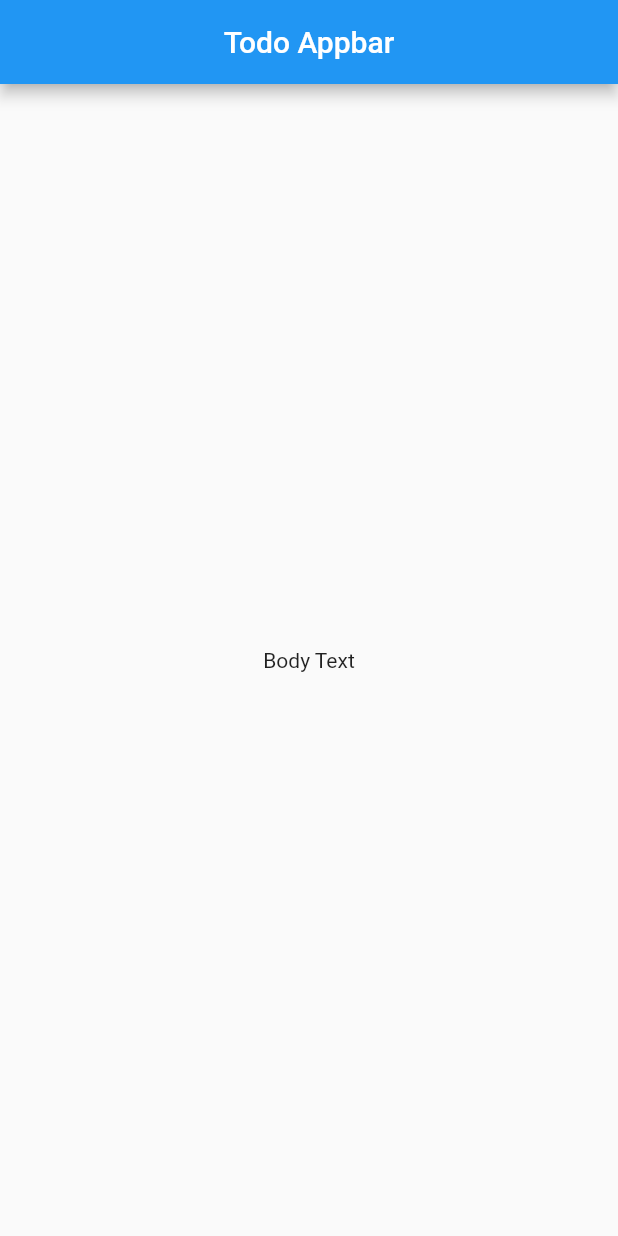
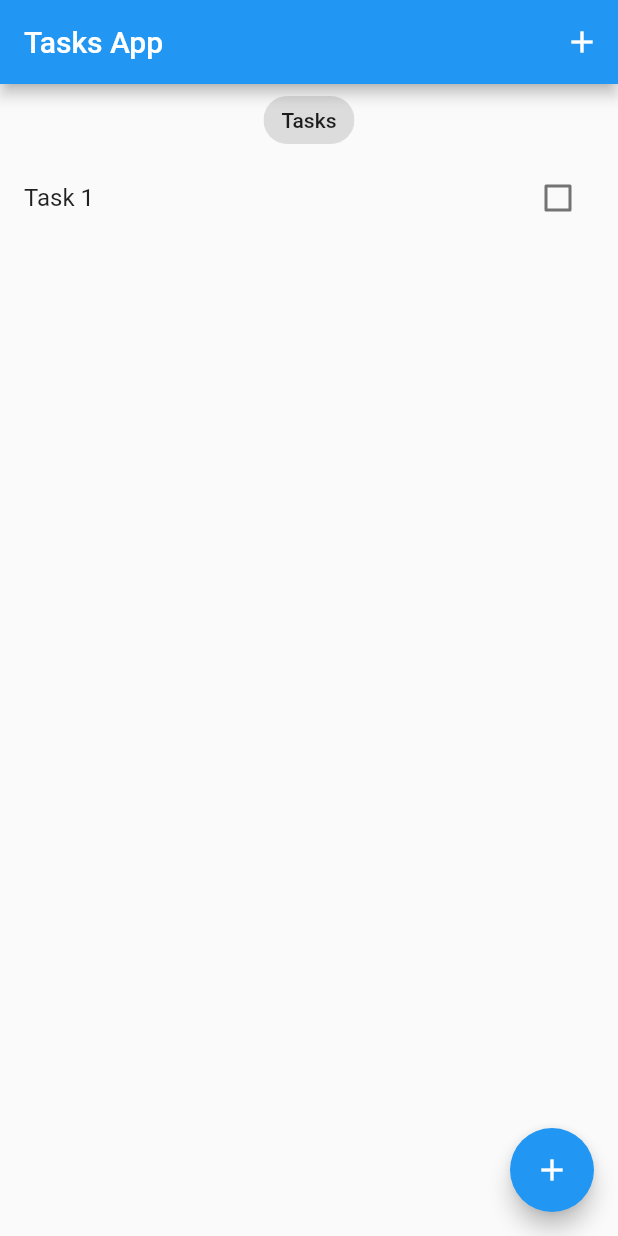
Before and after one commit to rahulmukh1ya/todo_bloc_app, a Flutter app: the screen it shows after launch, on a phone screen of 412 x 824 dp. Run offline on Flutter 3.47's test engine with Material 2 defaults, Android fonts, the phone set to English and light mode, and no system bars; our stand-ins replace bloc, equatable, flutter_bloc.

Commit message:
Done upto Add Task Screen

```diff
--- /dev/null
+++ b/lib/blocs/bloc/task_bloc.dart
@@ -0,0 +1,26 @@
+import 'package:bloc/bloc.dart';
+import 'package:equatable/equatable.dart';
+import '../../models/task.dart';
+
+part 'task_event.dart';
+part 'task_state.dart';
+
+class TaskBloc extends Bloc<TaskEvent, TaskState> {
+  TaskBloc() : super(const TaskState()) {
+    on<AddTask>(_onAddTask);
+    on<UpdateTask>(_onUpdateTask);
+    on<DeleteTask>(_onDeleteTask);
+  }
+
+  void _onAddTask(AddTask event, Emitter<TaskState> emit) {
+    final state = this.state;
+    emit(
+      TaskState(
+        allTasks: List.from(state.allTasks)..add(event.task),
+      ),
+    );
+  }
+
+  void _onUpdateTask(UpdateTask event, Emitter<TaskState> emit) {}
+  void _onDeleteTask(DeleteTask event, Emitter<TaskState> emit) {}
+}
--- /dev/null
+++ b/lib/blocs/bloc/task_event.dart
@@ -0,0 +1,38 @@
+part of 'task_bloc.dart';
+
+abstract class TaskEvent extends Equatable {
+  const TaskEvent();
+
+  @override
+  List<Object> get props => [];
+}
+
+class AddTask extends TaskEvent {
+  final Task task;
+  const AddTask({
+    required this.task,
+  });
+
+  @override
+  List<Object> get props => [task];
+}
+
+class UpdateTask extends TaskEvent {
+  final Task task;
+  const UpdateTask({
+    required this.task,
+  });
+
+  @override
+  List<Object> get props => [task];
+}
+
+class DeleteTask extends TaskEvent {
+  final Task task;
+  const DeleteTask({
+    required this.task,
+  });
+
+  @override
+  List<Object> get props => [task];
+}
--- /dev/null
+++ b/lib/blocs/bloc/task_state.dart
@@ -0,0 +1,9 @@
+part of 'task_bloc.dart';
+
+class TaskState extends Equatable {
+  final List<Task> allTasks;
+  const TaskState({this.allTasks = const <Task>[]});
+
+  @override
+  List<Object> get props => [allTasks];
+}
--- /dev/null
+++ b/lib/blocs/bloc_exports.dart
@@ -0,0 +1,2 @@
+export './bloc/task_bloc.dart';
+export 'package:flutter_bloc/flutter_bloc.dart';
--- a/lib/main.dart
+++ b/lib/main.dart
@@ -1,6 +1,10 @@
 import 'package:flutter/material.dart';
+import 'package:todo_bloc_app/models/task.dart';
+import 'package:todo_bloc_app/screens/tasks_screen.dart';
+import 'blocs/bloc_exports.dart';
 
 void main() {
+  // BlocOverrides.runZoned() used here
   runApp(const MyApp());
 }
 
@@ -9,25 +13,17 @@ class MyApp extends StatelessWidget {
 
   @override
   Widget build(BuildContext context) {
-    return MaterialApp(
-      title: 'Todo App',
-      theme: ThemeData(primarySwatch: Colors.blue),
-      home: const MyHomePage(),
-    );
-  }
-}
+    return BlocProvider(
+      create: (context) => TaskBloc()
+        ..add(const AddTask(
+            task: Task(
+          title: 'Task 1',
+        ))),
 
-class MyHomePage extends StatelessWidget {
-  const MyHomePage({super.key});
-
-  @override
-  Widget build(BuildContext context) {
-    return Scaffold(
-      appBar: AppBar(
-        title: const Center(child: Text("Todo Appbar")),
-      ),
-      body: const Center(
-        child: Text("Body Text"),
+      child: MaterialApp(
+        title: 'Todo App',
+        theme: ThemeData(primarySwatch: Colors.blue),
+        home: TasksScreen(),
       ),
     );
   }
--- /dev/null
+++ b/lib/models/task.dart
@@ -0,0 +1,40 @@
+import 'package:equatable/equatable.dart';
+
+class Task extends Equatable {
+  final String title;
+  final bool isDone;
+  final bool isDeleted;
+
+  const Task({
+    required this.title,
+    this.isDone = false,
+    this.isDeleted = false,
+  });
+
+  Task copyWith({String? title, bool? isDone, bool? isDeleted}) {
+    return Task(
+      title: title ?? this.title,
+      isDone: isDone ?? this.isDone,
+      isDeleted: isDeleted ?? this.isDeleted,
+    );
+  }
+
+  Map<String, dynamic> toMap() {
+    return {
+      'title': title,
+      'isDone': isDone,
+      'isDeleted': isDeleted,
+    };
+  }
+
+  factory Task.fromMap(Map<String, dynamic> map) {
+    return Task(
+      title: map['title'] ?? '',
+      isDone: map['isDone'] ?? false,
+      isDeleted: map['isDeleted'] ?? false,
+    );
+  }
+
+  @override
+  List<Object?> get props => [title, isDone, isDeleted];
+}
--- /dev/null
+++ b/lib/screens/tasks_screen.dart
@@ -0,0 +1,92 @@
+import 'package:flutter/material.dart';
+import '../blocs/bloc_exports.dart';
+import '../models/task.dart';
+import '../widgets/task_list.dart';
+
+class TasksScreen extends StatelessWidget {
+  TasksScreen({super.key});
+  final TextEditingController titleController = TextEditingController();
+
+  void _addTask(BuildContext context) {
+    showModalBottomSheet(
+      context: context,
+      builder: (context) => SingleChildScrollView(
+        child: Container(
+          padding: EdgeInsets.only(
+            bottom: MediaQuery.of(context).viewInsets.bottom,
+          ),
+          child: AddTaskScreen(titleController: titleController),
+        ),
+      ),
+    );
+  }
+
+  @override
+  Widget build(BuildContext context) {
+    return BlocBuilder<TaskBloc, TaskState>(
+      builder: (context, state) {
+        List<Task> taskList = state.allTasks;
+        return Scaffold(
+          appBar: AppBar(
+            title: const Text("Tasks App"),
+            actions: [
+              IconButton(
+                onPressed: () {},
+                icon: const Icon(Icons.add),
+              ),
+            ],
+          ),
+          body: Column(
+            crossAxisAlignment: CrossAxisAlignment.center,
+            children: [
+              const Center(
+                child: Chip(
+                  label: Text('Tasks'),
+                ),
+              ),
+              TaskList(taskList: taskList)
+            ],
+          ),
+          floatingActionButton: FloatingActionButton(
+            onPressed: () => _addTask(context),
+            tooltip: 'Add Task',
+            child: const Icon(Icons.add),
+          ),
+        );
+      },
+    );
+  }
+}
+
+class AddTaskScreen extends StatelessWidget {
+  const AddTaskScreen({
+    super.key,
+    required this.titleController,
+  });
+
+  final TextEditingController titleController;
+
+  @override
+  Widget build(BuildContext context) {
+    return Container(
+      padding: const EdgeInsets.all(20),
+      child: Column(
+        children: [
+          const Text(
+            'Add Task',
+            style: TextStyle(fontSize: 24),
+          ),
+          const SizedBox(height: 10),
+          TextField(
+            autofocus: true,
+            controller: titleController,
+            decoration: const InputDecoration(
+              label: Text('Title'),
+              border: OutlineInputBorder()
+            ),
+          )
+        ],
+      ),
+    );
+  }
+}
--- /dev/null
+++ b/lib/widgets/task_list.dart
@@ -0,0 +1,27 @@
+import 'package:flutter/material.dart';
+import '../models/task.dart';
+
+class TaskList extends StatelessWidget {
+  const TaskList({
+    super.key,
+    required this.taskList,
+  });
+
+  final List<Task> taskList;
+
+  @override
+  Widget build(BuildContext context) {
+    return Expanded(
+      child: ListView.builder(
+        itemCount: taskList.length,
+        itemBuilder: (context, index) => ListTile(
+          title: Text(taskList[index].title),
+          trailing: Checkbox(
+            value: taskList[index].isDone,
+            onChanged: (value) {},
+          ),
+        ),
+      ),
+    );
+  }
+}
--- a/pubspec.yaml
+++ b/pubspec.yaml
@@ -30,7 +30,9 @@ environment:
 dependencies:
   flutter:
     sdk: flutter
-
+  equatable: ^2.0.5
+  flutter_bloc: ^8.1.3
+  bloc: ^8.1.2
 
   # The following adds the Cupertino Icons font to your application.
   # Use with the CupertinoIcons class for iOS style icons.
```
Also changed, not shown: pubspec.lock.
